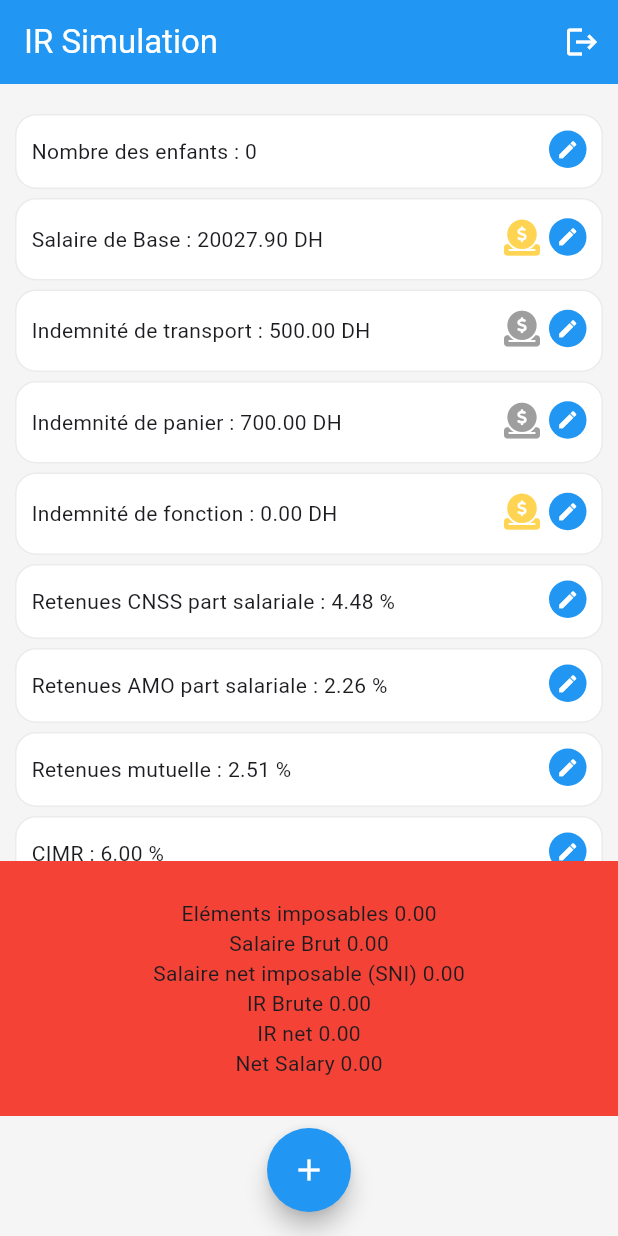
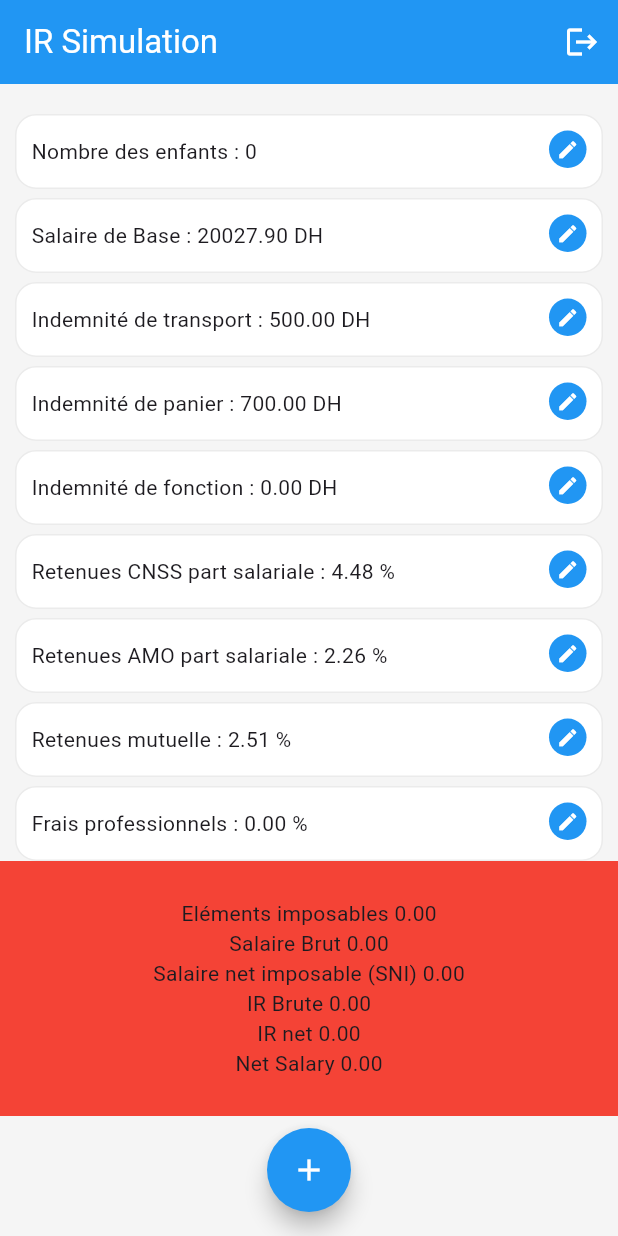
Before and after one commit to roto17/ir_simulation, a Flutter app: the screen it shows after launch, on a phone screen of 412 x 824 dp. Run offline on Flutter 3.47's test engine with Material 2 defaults, Android fonts, the phone set to English and light mode, and no system bars; our stand-ins replace firebase_auth, firebase_core, font_awesome_flutter, google_sign_in, rounded_loading_button; missing offline and left inert: flutter_facebook_auth, github_sign_in, twitter_login; accounts and stored records are empty; generated files the repository leaves out were written again.

Commit message:
last update

```diff
--- a/lib/models/indemnite.dart
+++ b/lib/models/attribute.dart
@@ -1,10 +1,11 @@
-class Indemnite{
+class Attribute{
   String name;
   double value;
-  bool isTaxed;
-  Indemnite({
+  bool isPercentage;
+
+  Attribute({
     required this.name,
     required this.value,
-    this.isTaxed = false
+    this.isPercentage = false
   });
 }
--- a/lib/models/simulation_ir.dart
+++ b/lib/models/simulation_ir.dart
@@ -1,34 +1,29 @@
-import 'package:ir_simulation/models/indemnite.dart';
+import 'package:ir_simulation/models/attribute.dart';
 import 'package:ir_simulation/models/detention.dart';
 
 class SimulationIr{
 
   static double nbrKids = 0;
   static double baseSalary = 0;
-  static double Taxable = 0;
-  static double grossSalary = 0;
+  static double imposables = 0;
+  static double Exoneres = 0;
+  static double brute = 0;
   static double sNI = 0;
   static double IRBrute = 0;
   static double IRNet = 0;
   static double netSalary = 0;
 
-
-  static var indemniteLit = [
-    Indemnite(name: "Nombre des enfants", value: 0,isTaxed: false),
-    Indemnite(name: "Salaire de Base", value: 20027.9,isTaxed: true),
-    Indemnite(name: "Indemnité de transport", value: 500),
-    Indemnite(name: "Indemnité de panier", value: 700),
-    Indemnite(name: "Indemnité de fonction", value: 0,isTaxed: true),
-  ];
-
-  static var detentionList = [
-    Detention(name: "Retenues CNSS part salariale", value: 4.48, isPercentage: true, isTaxed: false),
-    Detention(name: "Retenues AMO part salariale", value: 2.26, isPercentage: true, isTaxed: false),
-    Detention(name: "Retenues mutuelle", value: 2.51, isPercentage: true, isTaxed: false),
-    //Detention(name: "Retenues mutuelle", value: 0, isPercentage: true, isTaxed: false),
-    Detention(name: "CIMR", value: 6, isPercentage: true, isTaxed: false),
-    Detention(name: "Frais professionnels", value: 0, isPercentage: true, isTaxed: false),
-    //Detention(name: "Frais professionnels", value: 20, isPercentage: true, isTaxed: false),
-  ];
+  static var attributeList = <String,Attribute>{
+    'nbrKids'             :  Attribute(name: 'Nombre des enfants', value: 0,isPercentage: false),
+    'baseSalary'          :  Attribute(name: 'Salaire de Base', value: 20027.9,isPercentage: false),
+    'indemTransport'      :  Attribute(name: 'Indemnité de transport', value: 500,isPercentage: false),
+    'indemPanier'         :  Attribute(name: 'Indemnité de panier', value: 700,isPercentage: false),
+    'indemFonction'       :  Attribute(name: 'Indemnité de fonction', value: 0,isPercentage: false),
+    'retenuesCNSS'        :  Attribute(name: "Retenues CNSS part salariale", value: 4.48, isPercentage: true),
+    'retenuesAMO'         :  Attribute(name: "Retenues AMO part salariale", value: 2.26, isPercentage: true),
+    'retenuesMutuelle'    :  Attribute(name: "Retenues mutuelle", value: 2.51, isPercentage: true),
+    'fraisProfessionnels' :  Attribute(name: "Frais professionnels", value: 0, isPercentage: true),
+    'cimr'                :  Attribute(name: "CIMR", value: 0, isPercentage: true),
+  };
 
 }
--- a/lib/pages/globals.dart
+++ b/lib/pages/globals.dart
@@ -4,5 +4,3 @@ import 'package:ir_simulation/models/simulation_ir.dart';
 
 double nbrKids = SimulationIr.nbrKids;
 double baseSalary = SimulationIr.baseSalary;
-var detentionLit = SimulationIr.detentionList;
-var indemniteLit = SimulationIr.indemniteLit;
--- a/lib/pages/main_page.dart
+++ b/lib/pages/main_page.dart
@@ -1,10 +1,7 @@
-
 import 'package:flutter/material.dart';
 import 'package:ir_simulation/misc/lib_colors.dart';
-import 'package:ir_simulation/models/detention.dart';
 import 'package:ir_simulation/models/simulation_ir.dart';
 import 'package:ir_simulation/pages/components/ir_form.dart';
-import 'package:font_awesome_flutter/font_awesome_flutter.dart';
 
 class MainPage extends StatefulWidget {
   const MainPage({super.key});
@@ -18,19 +15,21 @@ class _MainPageState extends State<MainPage> {
   final detentionDescTextBox = TextEditingController();
   final detentionValueTextBox = TextEditingController();
 
+  var attributeListKeys = SimulationIr.attributeList.keys.toList();
+
   final _form = GlobalKey<FormState>();
 
-  void _addDetention(Detention dt){
+  /*void _addDetention(Detention dt){
     setState(() {
       SimulationIr.detentionList.add(dt);
     });
-  }
+  }*/
 
-  void _loadDetentionForUpdate(int pos){
+  void _loadDetentionForUpdate(String keyMap){
 
     setState(() {
-      detentionDescTextBox.text = SimulationIr.indemniteLit.elementAt(pos).name;
-      detentionValueTextBox.text = SimulationIr.indemniteLit.elementAt(pos).value.toStringAsFixed(0);
+      detentionDescTextBox.text = SimulationIr.attributeList[keyMap]!.name;
+      detentionValueTextBox.text = SimulationIr.attributeList[keyMap]!.value.toStringAsFixed(2);
     });
 
   }
@@ -38,46 +37,45 @@ class _MainPageState extends State<MainPage> {
   void _updateSimulation(){
 
     setState(() {
-      SimulationIr.nbrKids = SimulationIr.indemniteLit.elementAt(0).value;
-      SimulationIr.Taxable = SimulationIr.indemniteLit.elementAt(1).value + SimulationIr.indemniteLit.elementAt(4).value;
-      SimulationIr.grossSalary = SimulationIr.Taxable + SimulationIr.indemniteLit.elementAt(2).value + SimulationIr.indemniteLit.elementAt(3).value;
 
-      if( SimulationIr.Taxable * 12 > 78000 ){
-        SimulationIr.detentionList.elementAt(SimulationIr.detentionList.length-1).value = 25;
+      SimulationIr.nbrKids = SimulationIr.attributeList['nbrKids']!.value;
+      SimulationIr.imposables = SimulationIr.attributeList['baseSalary']!.value + SimulationIr.attributeList['indemFonction']!.value;
+      SimulationIr.brute = SimulationIr.imposables + SimulationIr.attributeList['indemTransport']!.value + SimulationIr.attributeList['indemPanier']!.value;
+
+      if( SimulationIr.imposables * 12 > 78000 ){
+        SimulationIr.attributeList['fraisProfessionnels']!.value = 25;
       }else{
-        SimulationIr.detentionList.elementAt(SimulationIr.detentionList.length-1).value = 35;
+        SimulationIr.attributeList['fraisProfessionnels']!.value = 35;
       }
 
-      var amountv;
-      if( SimulationIr.Taxable >= 6000 ){
+      double amountv = 0;
+      if( SimulationIr.imposables >= 6000 ){
         amountv = 6000;
       }else{
-        amountv = SimulationIr.Taxable;
+        amountv = SimulationIr.imposables;
       }
 
-      var amountvProFees;
+      double amountvProFees = 0;
 
-      if( SimulationIr.detentionList.elementAt(SimulationIr.detentionList.length-1).value == 25 ){
+      if( SimulationIr.attributeList['fraisProfessionnels']!.value == 25 ){
 
-        if( (SimulationIr.detentionList.elementAt(SimulationIr.detentionList.length-1).value/100)*SimulationIr.Taxable >= 35000/12 ){
+        if( (SimulationIr.attributeList['fraisProfessionnels']!.value/100)*SimulationIr.imposables >= 35000/12 ){
           amountvProFees = 35000/12;
         }else{
-          amountvProFees = (SimulationIr.detentionList.elementAt(SimulationIr.detentionList.length-1).value/100)*SimulationIr.Taxable;
+          amountvProFees = (SimulationIr.attributeList['fraisProfessionnels']!.value/100)*SimulationIr.imposables;
         }
 
       }else{
 
-        if( (SimulationIr.detentionList.elementAt(SimulationIr.detentionList.length-1).value/100)*SimulationIr.Taxable >= 30000/12 ){
+        if( (SimulationIr.attributeList['fraisProfessionnels']!.value/100)*SimulationIr.imposables >= 30000/12 ){
           amountvProFees = 30000/12;
         }else{
-          amountvProFees = (SimulationIr.detentionList.elementAt(SimulationIr.detentionList.length-1).value/100)*SimulationIr.Taxable;
+          amountvProFees = (SimulationIr.attributeList['fraisProfessionnels']!.value/100)*SimulationIr.imposables;
         }
 
       }
 
-
-      SimulationIr.sNI = SimulationIr.Taxable - ( amountv * (SimulationIr.detentionList.elementAt(0).value/100) + (SimulationIr.Taxable * (SimulationIr.detentionList.elementAt(1).value/100)) + (SimulationIr.Taxable * (SimulationIr.detentionList.elementAt(2).value/100)) + amountvProFees);
-
+      SimulationIr.sNI = SimulationIr.imposables - ( amountv * (SimulationIr.attributeList['retenuesCNSS']!.value/100) + (SimulationIr.imposables * (SimulationIr.attributeList['retenuesAMO']!.value/100)) + (SimulationIr.imposables * (SimulationIr.attributeList['retenuesMutuelle']!.value/100)) + SimulationIr.imposables * (SimulationIr.attributeList['cimr']!.value/100) + amountvProFees);
 
       double TauxImpot = 0;
       double Deduction = 0;
@@ -111,24 +109,14 @@ class _MainPageState extends State<MainPage> {
         SimulationIr.IRNet =  SimulationIr.IRBrute-(30*SimulationIr.nbrKids);
       }
 
-
-      double totalCalc = 0;
-      for (var i = 1; i < SimulationIr.detentionList.length-1; i++) {
-        // TO DO
-        totalCalc = totalCalc + (SimulationIr.detentionList.elementAt(i).value/100)*SimulationIr.Taxable;
-      }
-      print(totalCalc);
-      print((SimulationIr.Taxable * (SimulationIr.detentionList.elementAt(1).value/100)) + (SimulationIr.Taxable * (SimulationIr.detentionList.elementAt(2).value/100)));
-
-
-      SimulationIr.netSalary = SimulationIr.grossSalary - ( ( amountv * (SimulationIr.detentionList.elementAt(0).value/100) + (SimulationIr.Taxable * (SimulationIr.detentionList.elementAt(1).value/100)) + (SimulationIr.Taxable * (SimulationIr.detentionList.elementAt(2).value/100))) + SimulationIr.IRNet);
+      SimulationIr.netSalary = SimulationIr.brute - ( ( amountv * (SimulationIr.attributeList['retenuesCNSS']!.value/100) + (SimulationIr.imposables * (SimulationIr.attributeList['retenuesAMO']!.value/100)) + (SimulationIr.imposables * (SimulationIr.attributeList['retenuesMutuelle']!.value/100))) + SimulationIr.IRNet);
 
     });
 
   }
 
 
-   showModel({required String method,int? pos}){
+   showModel({required String method,String? keyMap}){
     return showModalBottomSheet<void>(
         context: context,
         builder: (BuildContext context) {
@@ -140,7 +128,7 @@ class _MainPageState extends State<MainPage> {
                     //height:double.maxFinite,
                     padding: const EdgeInsets.symmetric(horizontal: 20),
                     margin: const EdgeInsets.only(top:80),
-                    child:  IrForm(form: _form,detentionDescTextBox:detentionDescTextBox,detentionValueTextBox: detentionValueTextBox,switchIsPercentage: _switchIsPercentage,addDetention: _addDetention,updateSimulation: _updateSimulation,pos: pos,loadDetentionForUpdate: _loadDetentionForUpdate,),
+                    child:  IrForm(form: _form,detentionDescTextBox:detentionDescTextBox,detentionValueTextBox: detentionValueTextBox,switchIsPercentage: _switchIsPercentage,updateSimulation: _updateSimulation,keyMap: keyMap,loadDetentionForUpdate: _loadDetentionForUpdate,),
                   ),
                 );
 
@@ -179,63 +167,9 @@ class _MainPageState extends State<MainPage> {
                   shrinkWrap: true,
                   padding: const EdgeInsets.only(top: 20,right: 10,left: 10,bottom: 80),
                   children:
-                  List.generate((SimulationIr.indemniteLit.length+SimulationIr.detentionList.length), (index){
+                  List.generate((SimulationIr.attributeList.length), (index){
                     return Column(
                       children: [
-                        index<SimulationIr.indemniteLit.length?Container(
-                          decoration: BoxDecoration(
-                              borderRadius: const BorderRadius.all(Radius.circular(14)),
-                              color: Colors.white,
-                              border: Border.all(color: LibColors.darkGrey)
-                          ),
-                          margin: const EdgeInsets.only(bottom: 6),
-                          padding: const EdgeInsets.symmetric(vertical: 10,horizontal: 10),
-                          child: Row(
-                            mainAxisAlignment: MainAxisAlignment.spaceBetween,
-                            children: [
-                              Row(
-                                children: [
-                                  Text("${SimulationIr.indemniteLit.elementAt(index).name} : "),
-                                  index > 0?
-                                  Text("${SimulationIr.indemniteLit.elementAt(index).value.toStringAsFixed(2)} DH"):
-                                  Text(SimulationIr.indemniteLit.elementAt(index).value.toStringAsFixed(0)),
-                                  /*Text("${indemniteList[index].name} : ",style: const TextStyle(color: Colors.black54,fontSize: 13)),
-                                      Text("${indemniteList[index].value.toStringAsFixed(2)} DH",style: const TextStyle(color: Colors.black54,fontSize: 13,fontWeight: FontWeight.bold))
-                                      Icon( FontAwesomeIcons.circleDollarToSlot,color: detentionList[index].isTaxed==true?LibColors.lightGoldDollar:Colors.grey, ),
-                                      */
-                                ],
-                              ),
-                              Row(
-                                children: [
-                                  index > 0?
-                                  Container(
-                                    width: 30,
-                                    height: 30,
-                                    margin: const EdgeInsets.only(left: 3,bottom: 3),
-                                    child:  Icon( FontAwesomeIcons.circleDollarToSlot,color: SimulationIr.indemniteLit.elementAt(index).isTaxed==true?LibColors.lightGoldDollar:Colors.grey, ),
-                                  ):Container(),
-                                  Container(
-                                    width: 25,
-                                    height: 25,
-                                    margin: const EdgeInsets.only(left: 3,bottom: 3),
-                                    decoration: BoxDecoration(
-                                        color: Colors.blue,
-                                        borderRadius: BorderRadius.circular(30)
-                                    ),
-                                    child: IconButton(
-                                      padding: EdgeInsets.zero,
-                                      iconSize: 20,
-                                      onPressed: (){
-                                        showModel(method: 'update',pos: index);
-                                        print("edit action $index");
-                                      }, icon: const Icon( Icons.edit,color: Colors.white,size: 15, ),
-                                    ),
-                                  )],
-                              ),
-                            ],
-                          ),
-                        )
-                        :
                         Container(
                           decoration: BoxDecoration(
                               borderRadius: const BorderRadius.all(Radius.circular(14)),
@@ -249,8 +183,15 @@ class _MainPageState extends State<MainPage> {
                             children: [
                               Row(
                                 children: [
-                                  Text("${SimulationIr.detentionList.elementAt(index-SimulationIr.indemniteLit.length).name} : "),
-                                  Text("${SimulationIr.detentionList.elementAt(index-SimulationIr.indemniteLit.length).value.toStringAsFixed(2)} ${SimulationIr.detentionList.elementAt(index-SimulationIr.indemniteLit.length).isPercentage==true?'%':'DH'}"),
+                                  Text("${SimulationIr.attributeList[attributeListKeys[index]]?.name} : "),
+                                  index == 0? Text("${SimulationIr.attributeList[attributeListKeys[index]]?.value.toStringAsFixed(0)}"):
+                                  SimulationIr.attributeList[attributeListKeys[index]]?.isPercentage == false?
+                                  Text("${SimulationIr.attributeList[attributeListKeys[index]]?.value.toStringAsFixed(2)} DH"):
+                                  Text("${SimulationIr.attributeList[attributeListKeys[index]]?.value.toStringAsFixed(2)} %"),
+                                  /*Text("${indemniteList[index].name} : ",style: const TextStyle(color: Colors.black54,fontSize: 13)),
+                                      Text("${indemniteList[index].value.toStringAsFixed(2)} DH",style: const TextStyle(color: Colors.black54,fontSize: 13,fontWeight: FontWeight.bold))
+                                      Icon( FontAwesomeIcons.circleDollarToSlot,color: detentionList[index].isTaxed==true?LibColors.lightGoldDollar:Colors.grey, ),
+                                      */
                                 ],
                               ),
                               Row(
@@ -267,33 +208,11 @@ class _MainPageState extends State<MainPage> {
                                       padding: EdgeInsets.zero,
                                       iconSize: 20,
                                       onPressed: (){
-                                        print("edit actions $index");
+                                        showModel(method: 'update',keyMap: attributeListKeys[index]);
+                                        print("edit action $index");
                                       }, icon: const Icon( Icons.edit,color: Colors.white,size: 15, ),
                                     ),
-                                  ),
-                                  SimulationIr.detentionList.elementAt(index-SimulationIr.indemniteLit.length).isLockedDeleting==false?Container(
-                                    width: 25,
-                                    height: 25,
-                                    decoration: BoxDecoration(
-                                        color: Colors.red,
-                                        borderRadius: BorderRadius.circular(30)
-                                    ),
-                                    margin: const EdgeInsets.only(left: 3,bottom: 3),
-                                    child: IconButton(
-                                      padding: EdgeInsets.zero,
-                                      iconSize: 20,
-                                      onPressed: (){
-
-                                        setState(() {
-                                          SimulationIr.detentionList.removeAt(index-SimulationIr.indemniteLit.length);
-                                        });
-
-                                        print("delete action $index");
-
-                                      }, icon: const Icon( Icons.delete,color: Colors.white,size: 15, ),
-                                    ),
-                                  ):Container(),
-                                ],
+                                  )],
                               ),
                             ],
                           ),
@@ -310,8 +229,8 @@ class _MainPageState extends State<MainPage> {
                 width: double.maxFinite,
                 child: Column(
                   children: [
-                    Text("Eléments imposables ${SimulationIr.Taxable.toStringAsFixed(2)}"),
-                    Text("Salaire Brut ${SimulationIr.grossSalary.toStringAsFixed(2)}"),
+                    Text("Eléments imposables ${SimulationIr.imposables.toStringAsFixed(2)}"),
+                    Text("Salaire Brut ${SimulationIr.brute.toStringAsFixed(2)}"),
                     Text("Salaire net imposable (SNI) ${SimulationIr.sNI.toStringAsFixed(2)}"),
                     Text("IR Brute ${SimulationIr.IRBrute.toStringAsFixed(2)}"),
                     Text("IR net ${SimulationIr.IRNet.toStringAsFixed(2)}"),
```
Also changed, not shown: lib/pages/components/ir_form.dart (+4 -3 lines).
